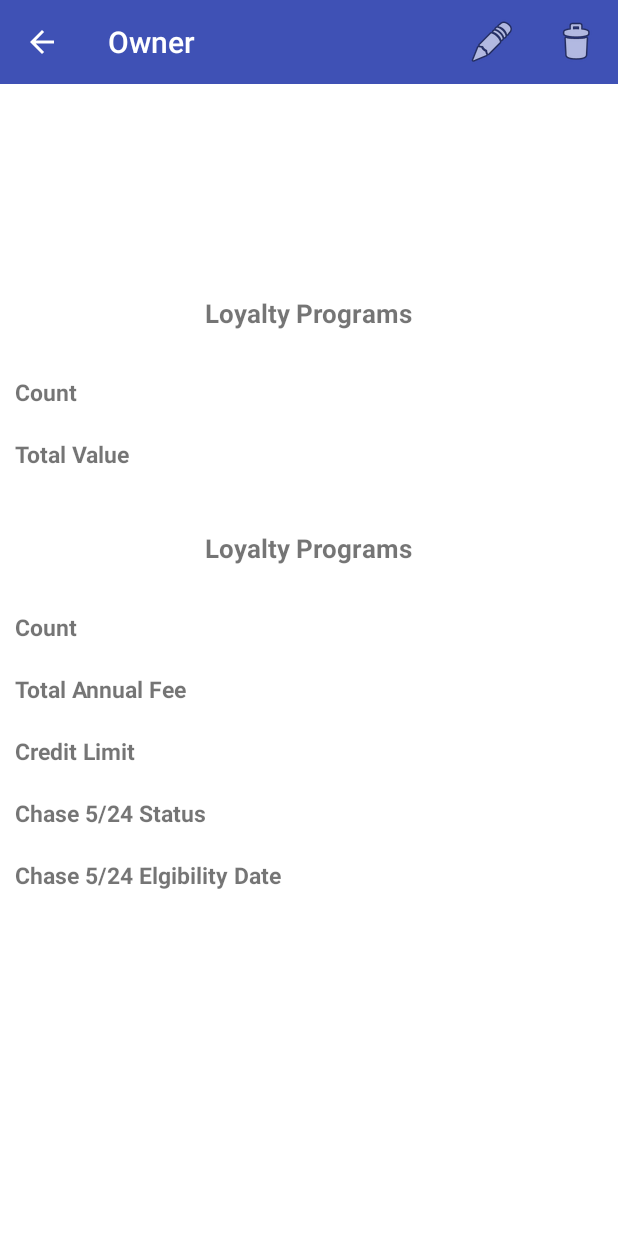
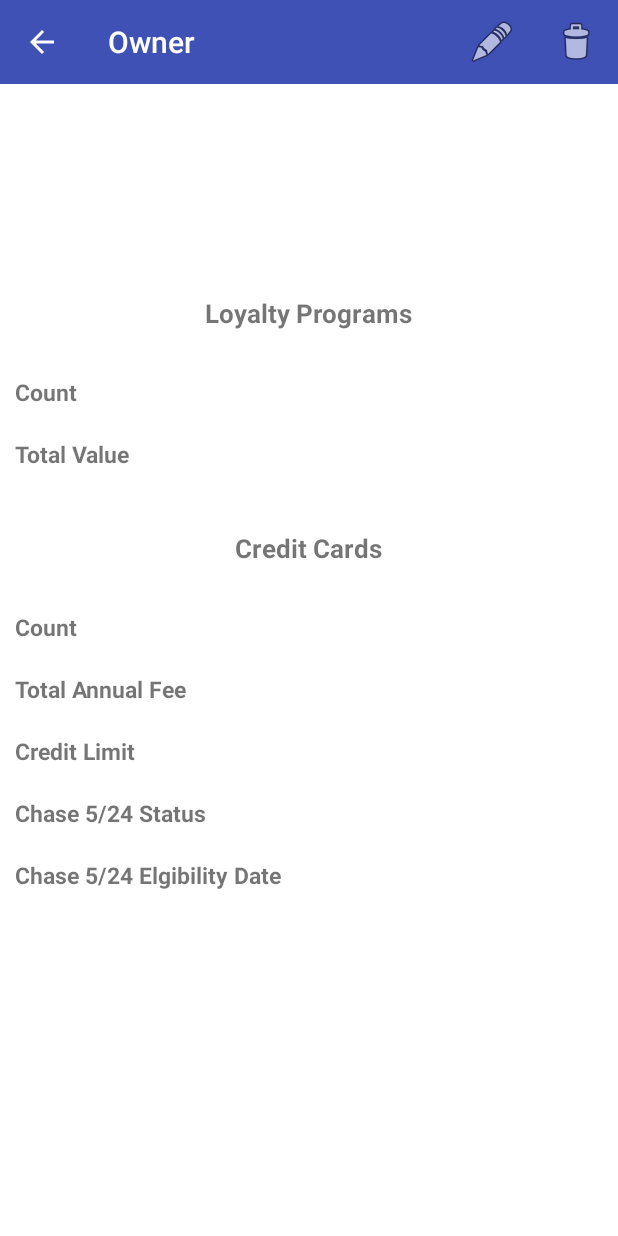
Before and after one commit to davidlcassidy/travel-wallet, an Android app: the OwnerDetailActivity screen opened directly, with no data from a screen before it, on a phone screen of 412 x 824 dp. Run offline under Robolectric (Android 15) with nearby library versions, the phone set to English and light mode, and no system bars; 12 statements that could not run were skipped.

```diff
--- a/app/src/main/res/layout/activity_ownerdetailslist.xml
+++ b/app/src/main/res/layout/activity_ownerdetailslist.xml
@@ -116,7 +116,7 @@
             android:layout_width="wrap_content"
             android:layout_height="wrap_content"
             android:layout_below="@+id/programValueLayout"
-            android:text="Loyalty Programs"
+            android:text="Credit Cards"
             android:gravity="center"
             android:textStyle="bold"
             android:paddingTop="30dp"
```
Also changed, not shown: 1 other file.
